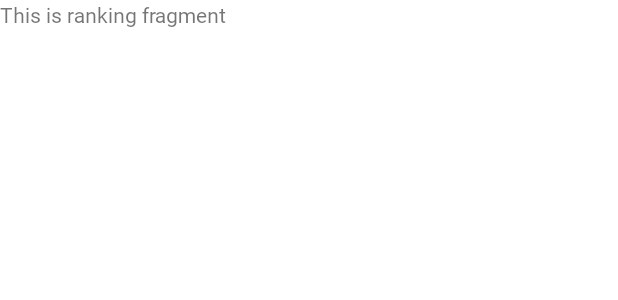
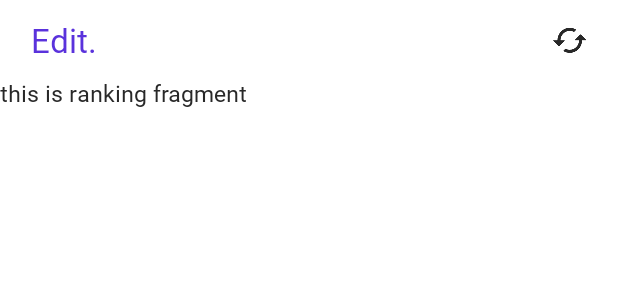
Before and after one commit to sky6592/Edit_Client, an Android app: the layout ranking_fragment.xml on its own in the app's theme, with its tools: preview values and no code run, on a phone screen of 412 x 824 dp. Shown: the top 300 px of the screen. Run offline under Robolectric (Android 15) with nearby library versions, the phone set to English and light mode, and no system bars.

Commit message:
feat: Add toolbar each fragments

```diff
--- a/app/src/main/res/layout/home_fragment.xml
+++ b/app/src/main/res/layout/home_fragment.xml
@@ -18,7 +18,7 @@
 
             <include
                 android:id="@+id/toolbar_main_home"
-                layout="@layout/toolbar_main_home"
+                layout="@layout/toolbar_logo_and_refresh"
 
                 app:layout_constraintTop_toTopOf="parent"
                 app:layout_constraintStart_toStartOf="parent"
--- a/app/src/main/res/layout/myedit_fragment.xml
+++ b/app/src/main/res/layout/myedit_fragment.xml
@@ -17,8 +17,8 @@
             android:layout_height="match_parent">
 
             <include
-                android:id="@+id/toolbar_main_home"
-                layout="@layout/toolbar_main_home"
+                android:id="@+id/toolbar_main_myedit"
+                layout="@layout/toolbar_logo_and_settings"
 
                 app:layout_constraintTop_toTopOf="parent"
                 app:layout_constraintStart_toStartOf="parent"
@@ -28,7 +28,7 @@
                 android:layout_width="0dp"
                 android:layout_height="0dp"
 
-                app:layout_constraintTop_toBottomOf="@id/toolbar_main_home"
+                app:layout_constraintTop_toBottomOf="@id/toolbar_main_myedit"
                 app:layout_constraintBottom_toBottomOf="parent"
                 app:layout_constraintStart_toStartOf="parent"
                 app:layout_constraintEnd_toEndOf="parent">
--- a/app/src/main/res/layout/ranking_fragment.xml
+++ b/app/src/main/res/layout/ranking_fragment.xml
@@ -11,17 +11,51 @@
     <FrameLayout
         android:layout_width="match_parent"
         android:layout_height="match_parent">
+        <androidx.constraintlayout.widget.ConstraintLayout
+            android:layout_width="match_parent"
+            android:layout_height="match_parent">
+
+            <include
+                android:id="@+id/toolbar_main_ranking"
+                layout="@layout/toolbar_logo_and_refresh"
+
+                app:layout_constraintTop_toTopOf="parent"
+                app:layout_constraintStart_toStartOf="parent"
+                app:layout_constraintEnd_toEndOf="parent" />
+
+            <androidx.core.widget.NestedScrollView
+                android:layout_width="0dp"
+                android:layout_height="0dp"
+
+                app:layout_constraintTop_toBottomOf="@id/toolbar_main_ranking"
+                app:layout_constraintBottom_toBottomOf="parent"
+                app:layout_constraintStart_toStartOf="parent"
+                app:layout_constraintEnd_toEndOf="parent">
 
                 <LinearLayout
                     android:layout_width="match_parent"
                     android:layout_height="match_parent"
                     android:orientation="vertical">
 
+                    <androidx.constraintlayout.widget.ConstraintLayout
+                        android:layout_width="match_parent"
+                        android:layout_height="wrap_content">
+
+                        <!--  ranking section  -->
                         <TextView
-                android:layout_width="match_parent"
-                android:layout_height="match_parent"
-                android:text="This is ranking fragment" />
+                            android:layout_width="wrap_content"
+                            android:layout_height="wrap_content"
+
+                            style="@style/CustomTextViewMidBlack"
+                            android:text="this is ranking fragment"
+                            android:textSize="@dimen/size_15dp"
+
+                            app:layout_constraintTop_toTopOf="parent"
+                            app:layout_constraintStart_toStartOf="parent" />
+                        </androidx.constraintlayout.widget.ConstraintLayout>
                 </LinearLayout>
+            </androidx.core.widget.NestedScrollView>
+        </androidx.constraintlayout.widget.ConstraintLayout>
     </FrameLayout>
 
 </layout>
--- /dev/null
+++ b/app/src/main/res/layout/toolbar_logo_and_refresh.xml
@@ -0,0 +1,42 @@
+<?xml version="1.0" encoding="utf-8"?>
+<androidx.appcompat.widget.Toolbar
+    xmlns:android="http://schemas.android.com/apk/res/android"
+    xmlns:app="http://schemas.android.com/apk/res-auto"
+
+    android:layout_width="match_parent"
+    android:layout_height="@dimen/size_toolbar_height"
+    app:contentInsetStart="@dimen/margin_component_inset_20dp"
+    app:contentInsetEnd="@dimen/margin_component_inset_20dp"
+    android:background="@color/white">
+    <androidx.constraintlayout.widget.ConstraintLayout
+        android:layout_width="match_parent"
+        android:layout_height="wrap_content">
+
+        <TextView
+            android:id="@+id/tv_logo"
+            android:layout_width="wrap_content"
+            android:layout_height="wrap_content"
+            android:text="@string/app_name"
+            android:fontFamily="@font/noto_sans_kr_bold"
+            android:textColor="@color/purple_active"
+            android:textSize="@dimen/size_toolbar_logo_text"
+            android:background="@color/transparent"
+            android:gravity="center"
+
+            app:layout_constraintStart_toStartOf="parent"
+            app:layout_constraintTop_toTopOf="parent"
+            app:layout_constraintBottom_toBottomOf="parent" />
+        <ImageButton
+            android:id="@+id/ib_refresh"
+            android:layout_width="@dimen/size_icon_button_24dp"
+            android:layout_height="@dimen/size_icon_button_24dp"
+            android:src="@drawable/icon_refresh"
+            android:background="@color/transparent"
+            android:scaleType="fitXY"
+
+            app:layout_constraintEnd_toEndOf="parent"
+            app:layout_constraintTop_toTopOf="parent"
+            app:layout_constraintBottom_toBottomOf="parent" />
+    </androidx.constraintlayout.widget.ConstraintLayout>
+
+</androidx.appcompat.widget.Toolbar>
--- a/app/src/main/res/layout/toolbar_main_home.xml
+++ b/app/src/main/res/layout/toolbar_logo_and_settings.xml
@@ -17,7 +17,7 @@
             android:layout_width="wrap_content"
             android:layout_height="wrap_content"
             android:text="@string/app_name"
-            android:textStyle="bold"
+            android:fontFamily="@font/noto_sans_kr_bold"
             android:textColor="@color/purple_active"
             android:textSize="@dimen/size_toolbar_logo_text"
             android:background="@color/transparent"
@@ -27,9 +27,10 @@
             app:layout_constraintTop_toTopOf="parent"
             app:layout_constraintBottom_toBottomOf="parent" />
         <ImageButton
+            android:id="@+id/ib_settings"
             android:layout_width="@dimen/size_icon_button_24dp"
             android:layout_height="@dimen/size_icon_button_24dp"
-            android:src="@drawable/icon_refresh"
+            android:src="@drawable/icon_settings"
             android:background="@color/transparent"
             android:scaleType="fitXY"
 
```
Also changed, not shown: app/src/main/res/drawable-hdpi/icon_settings.png (added), app/src/main/res/drawable-mdpi/icon_settings.png (added), app/src/main/res/drawable-xhdpi/icon_settings.png (added), app/src/main/res/drawable-xxhdpi/icon_settings.png (added), app/src/main/res/drawable-xxxhdpi/icon_settings.png (added). Lines whose indentation alone changed are shown as unchanged.
